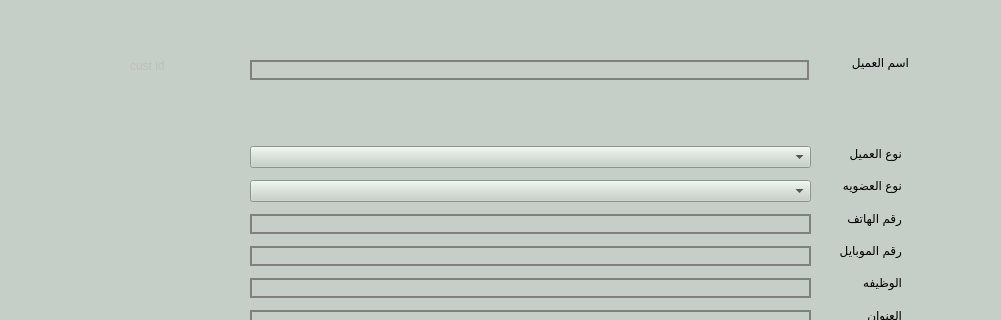
The window that presentation/loyalty_ui/modifyCustomer.ui (shymaa123456/HyperPOS2020) describes before a commit, drawn with Qt 5; both pictures show x 0 to 1001 and y 0 to 320 of the 1001 by 706 pixel window.
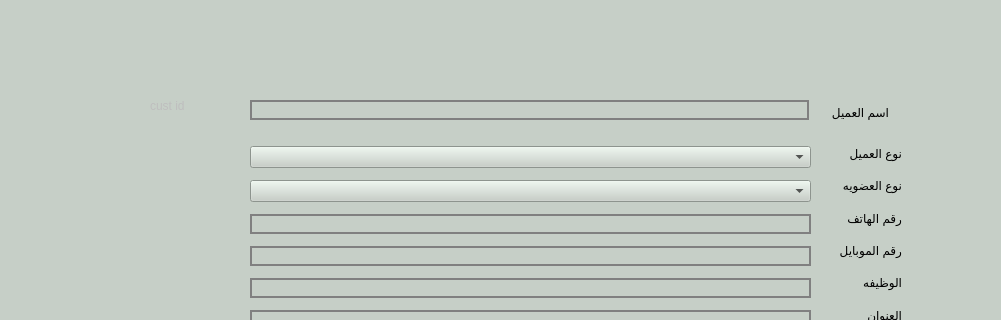
The same window after the commit.

Commit message: update create and modify customer

Diff of the .ui file:
```diff
--- a/presentation/loyalty_ui/modifyCustomer.ui
+++ b/presentation/loyalty_ui/modifyCustomer.ui
@@ -381,8 +381,8 @@
   <widget class="QLabel" name="label_3">
    <property name="geometry">
     <rect>
-     <x>800</x>
-     <y>50</y>
+     <x>780</x>
+     <y>100</y>
      <width>109</width>
      <height>25</height>
     </rect>
@@ -397,8 +397,8 @@
    </property>
    <property name="geometry">
     <rect>
-     <x>130</x>
-     <y>50</y>
+     <x>150</x>
+     <y>90</y>
      <width>91</width>
      <height>31</height>
     </rect>
@@ -408,10 +408,13 @@
    </property>
   </widget>
   <widget class="QLineEdit" name="lE_custName">
+   <property name="enabled">
+    <bool>false</bool>
+   </property>
    <property name="geometry">
     <rect>
      <x>250</x>
-     <y>60</y>
+     <y>100</y>
      <width>559</width>
      <height>20</height>
     </rect>
```
The commit also changes 3 other files.
